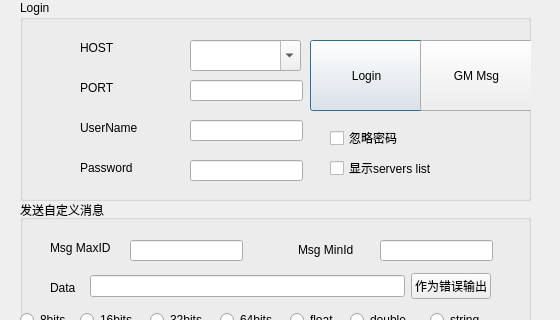
The window that apoEditor/src/connectdialog.ui (neil78duan/apollolib) describes before a commit, drawn with Qt 5; both pictures show x 0 to 560 and y 0 to 320 of the 560 by 571 pixel window.
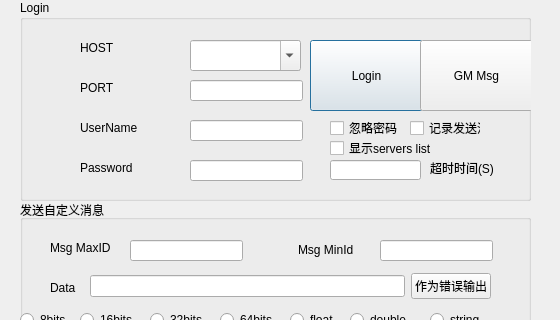
The same window after the commit.

The edit to the form file:
```diff
--- a/apoEditor/src/connectdialog.ui
+++ b/apoEditor/src/connectdialog.ui
@@ -140,7 +140,7 @@
     <property name="geometry">
      <rect>
       <x>310</x>
-      <y>130</y>
+      <y>120</y>
       <width>71</width>
       <height>16</height>
      </rect>
@@ -172,7 +172,7 @@
     <property name="geometry">
      <rect>
       <x>310</x>
-      <y>160</y>
+      <y>140</y>
       <width>161</width>
       <height>16</height>
      </rect>
@@ -181,6 +181,42 @@
      <string>显示servers list</string>
     </property>
    </widget>
+   <widget class="QCheckBox" name="logSendCheck">
+    <property name="geometry">
+     <rect>
+      <x>390</x>
+      <y>120</y>
+      <width>71</width>
+      <height>16</height>
+     </rect>
+    </property>
+    <property name="text">
+     <string>记录发送流</string>
+    </property>
+   </widget>
+   <widget class="QLineEdit" name="timeOutEdit">
+    <property name="geometry">
+     <rect>
+      <x>310</x>
+      <y>160</y>
+      <width>91</width>
+      <height>20</height>
+     </rect>
+    </property>
+   </widget>
+   <widget class="QLabel" name="label_8">
+    <property name="geometry">
+     <rect>
+      <x>410</x>
+      <y>160</y>
+      <width>81</width>
+      <height>16</height>
+     </rect>
+    </property>
+    <property name="text">
+     <string>超时时间(S)</string>
+    </property>
+   </widget>
   </widget>
   <widget class="QGroupBox" name="groupBox_2">
    <property name="geometry">
```
